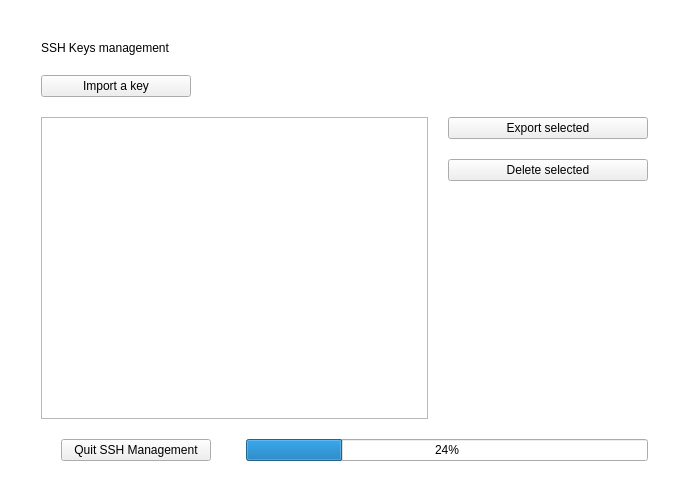
Qt form src/SSHManagement.ui (mooltipass/moolticute) before a commit.
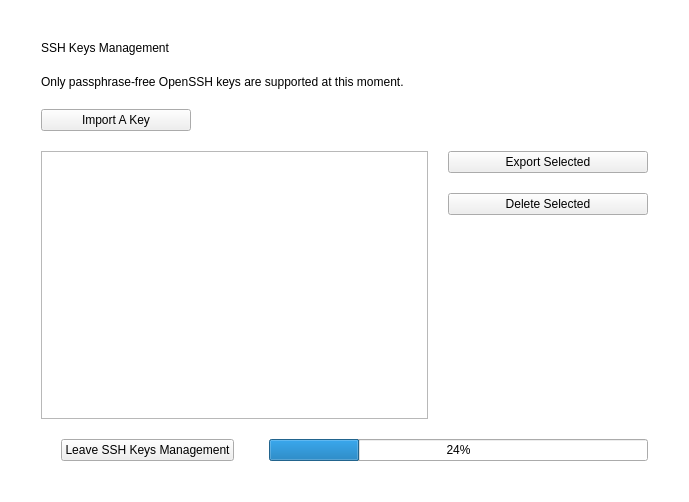
The same form after that commit. Custom widgets are drawn as their Qt base class.

Commit message: SSH text fixes

What changed in the file:
```diff
--- a/src/SSHManagement.ui
+++ b/src/SSHManagement.ui
@@ -266,13 +266,20 @@
        <item>
         <widget class="QLabel" name="label_3">
          <property name="text">
-          <string>SSH Keys management</string>
+          <string>SSH Keys Management</string>
          </property>
          <property name="class" stdset="0">
           <string>FrameTitle</string>
          </property>
         </widget>
        </item>
+       <item>
+        <widget class="QLabel" name="label">
+         <property name="text">
+          <string>Only passphrase-free OpenSSH keys are supported at this moment.</string>
+         </property>
+        </widget>
+       </item>
        <item>
         <layout class="QHBoxLayout" name="horizontalLayout_5">
          <item>
@@ -284,7 +291,7 @@
             </size>
            </property>
            <property name="text">
-            <string>Import a key</string>
+            <string>Import A Key</string>
            </property>
           </widget>
          </item>
@@ -323,7 +330,7 @@
               </size>
              </property>
              <property name="text">
-              <string>Export selected</string>
+              <string>Export Selected</string>
              </property>
             </widget>
            </item>
@@ -336,7 +343,7 @@
               </size>
              </property>
              <property name="text">
-              <string>Delete selected</string>
+              <string>Delete Selected</string>
              </property>
             </widget>
            </item>
@@ -380,7 +387,7 @@
             </size>
            </property>
            <property name="text">
-            <string>Quit SSH Management</string>
+            <string>Leave SSH Keys Management</string>
            </property>
           </widget>
          </item>
```
Left out of the diff: 6 changed lines with no effect on the pictures.
